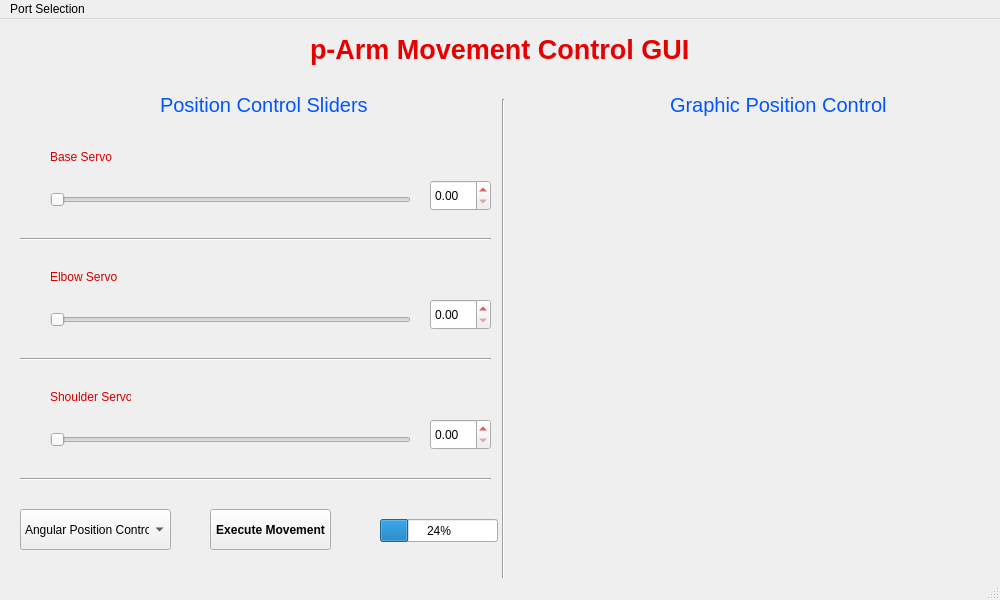
pArm-TFG/pArm-S1, file pArm/GUI/InProgressGUI.ui: the form before one commit.
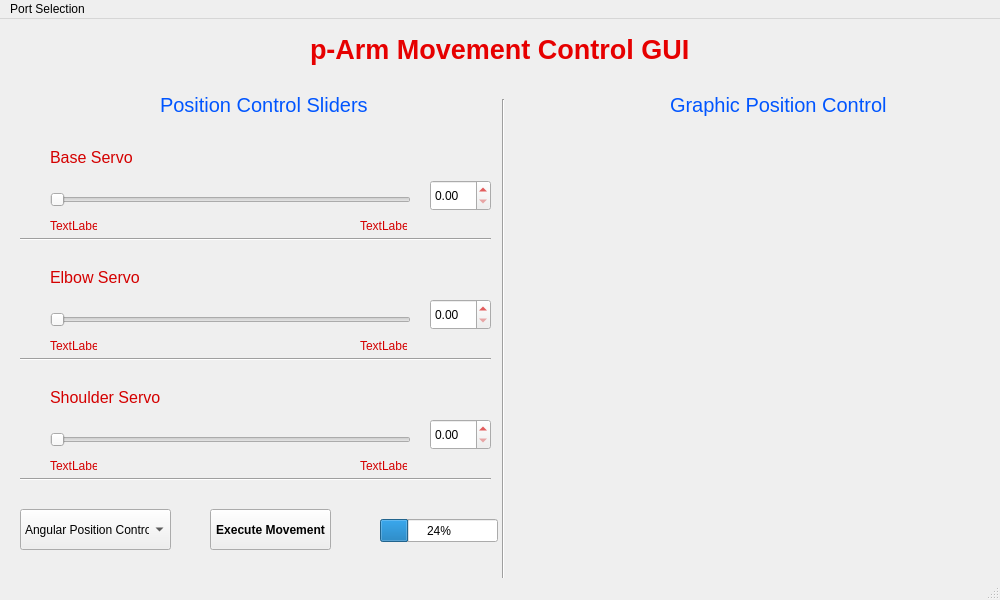
The form after the commit.

Commit message: New sliders labels added

Patch:
```diff
--- a/pArm/GUI/InProgressGUI.ui
+++ b/pArm/GUI/InProgressGUI.ui
@@ -348,10 +348,15 @@
      <rect>
       <x>50</x>
       <y>130</y>
-      <width>81</width>
+      <width>291</width>
       <height>16</height>
      </rect>
     </property>
+    <property name="font">
+     <font>
+      <pointsize>12</pointsize>
+     </font>
+    </property>
     <property name="text">
      <string>Base Servo</string>
     </property>
@@ -361,10 +366,15 @@
      <rect>
       <x>50</x>
       <y>250</y>
-      <width>81</width>
+      <width>291</width>
       <height>16</height>
      </rect>
     </property>
+    <property name="font">
+     <font>
+      <pointsize>12</pointsize>
+     </font>
+    </property>
     <property name="text">
      <string>Elbow Servo</string>
     </property>
@@ -374,10 +384,15 @@
      <rect>
       <x>50</x>
       <y>370</y>
-      <width>81</width>
+      <width>301</width>
       <height>16</height>
      </rect>
     </property>
+    <property name="font">
+     <font>
+      <pointsize>12</pointsize>
+     </font>
+    </property>
     <property name="text">
      <string>Shoulder Servo</string>
     </property>
@@ -467,6 +482,84 @@
      </rect>
     </property>
    </widget>
+   <widget class="QLabel" name="label">
+    <property name="geometry">
+     <rect>
+      <x>50</x>
+      <y>200</y>
+      <width>47</width>
+      <height>13</height>
+     </rect>
+    </property>
+    <property name="text">
+     <string>TextLabel</string>
+    </property>
+   </widget>
+   <widget class="QLabel" name="label_2">
+    <property name="geometry">
+     <rect>
+      <x>360</x>
+      <y>200</y>
+      <width>47</width>
+      <height>13</height>
+     </rect>
+    </property>
+    <property name="text">
+     <string>TextLabel</string>
+    </property>
+   </widget>
+   <widget class="QLabel" name="label_3">
+    <property name="geometry">
+     <rect>
+      <x>50</x>
+      <y>320</y>
+      <width>47</width>
+      <height>13</height>
+     </rect>
+    </property>
+    <property name="text">
+     <string>TextLabel</string>
+    </property>
+   </widget>
+   <widget class="QLabel" name="label_4">
+    <property name="geometry">
+     <rect>
+      <x>360</x>
+      <y>320</y>
+      <width>47</width>
+      <height>13</height>
+     </rect>
+    </property>
+    <property name="text">
+     <string>TextLabel</string>
+    </property>
+   </widget>
+   <widget class="QLabel" name="label_5">
+    <property name="geometry">
+     <rect>
+      <x>50</x>
+      <y>440</y>
+      <width>47</width>
+      <height>13</height>
+     </rect>
+    </property>
+    <property name="text">
+     <string>TextLabel</string>
+    </property>
+   </widget>
+   <widget class="QLabel" name="label_6">
+    <property name="geometry">
+     <rect>
+      <x>360</x>
+      <y>440</y>
+      <width>47</width>
+      <height>13</height>
+     </rect>
+    </property>
+    <property name="text">
+     <string>TextLabel</string>
+    </property>
+   </widget>
   </widget>
   <widget class="QMenuBar" name="menubar">
    <property name="geometry">
```
The commit also changes 2 other files.
